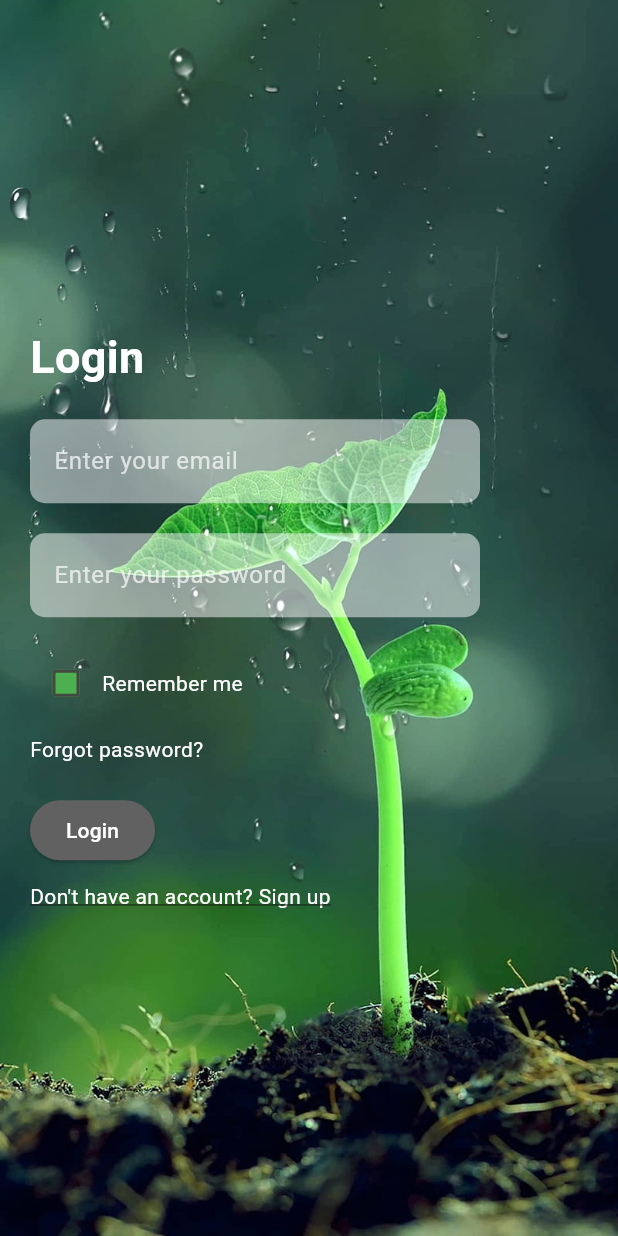
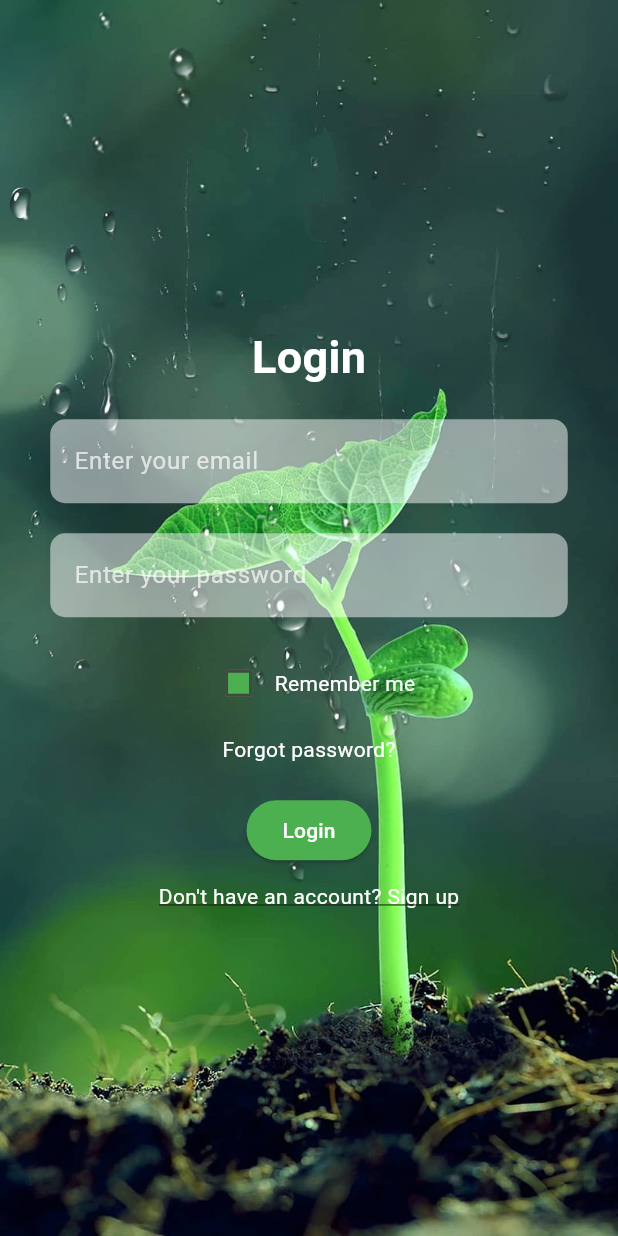
Before and after one commit to qasimali36/Plant-Disease-Identifier, a Flutter app: the LoginScreen screen opened directly, on a phone screen of 412 x 824 dp. Run offline on Flutter 3.47's test engine with Material 2 defaults, Android fonts, the phone set to English and light mode, and no system bars.

Commit message:
Second Commit

```diff
--- a/lib/main.dart
+++ b/lib/main.dart
@@ -1,5 +1,7 @@
 import 'package:flutter/material.dart';
+import 'package:plant_disease_detection/screens/contact_us_screen.dart';
 import 'package:plant_disease_detection/screens/login_screen.dart';
+import 'package:plant_disease_detection/screens/splash_screen.dart';
 
 void main() {
   runApp(const MyApp());
@@ -15,7 +17,7 @@ class MyApp extends StatelessWidget {
         colorScheme: ColorScheme.fromSeed(seedColor: Colors.green),
         useMaterial3: true,
       ),
-      home: LoginScreen(),
+      home: SplashScreen(),
     );
   }
 }
--- a/lib/screens/about_us_screen.dart
+++ b/lib/screens/about_us_screen.dart
@@ -21,7 +21,7 @@ class AboutUsScreen extends StatelessWidget {
           child: Center(
             child: Padding(
               padding: const EdgeInsets.only(
-                  left: 20, right: 20, top: 50, bottom: 50),
+                  left: 20, right: 20, top: 200, bottom: 200),
               child: Container(
                 padding: const EdgeInsets.all(20),
                 decoration: BoxDecoration(
@@ -30,7 +30,7 @@ class AboutUsScreen extends StatelessWidget {
                     color: Colors.green,
                     width: 3.0,
                   ),
-                  color: Colors.green.withOpacity(0.5),
+                  color: Colors.green.withOpacity(0.3),
                 ),
                 child: const Column(
                   mainAxisAlignment: MainAxisAlignment.center,
--- a/lib/screens/disease_categories_screen.dart
+++ b/lib/screens/disease_categories_screen.dart
@@ -1,4 +1,5 @@
 import 'package:flutter/material.dart';
+import 'package:plant_disease_detection/screens/drawer.dart';
 
 class DiseaseCategoriesScreen extends StatelessWidget {
   const DiseaseCategoriesScreen({super.key});
@@ -10,6 +11,7 @@ class DiseaseCategoriesScreen extends StatelessWidget {
         title: const Text('Disease Categories'),
         backgroundColor: Colors.green,
       ),
+      drawer: CustomDrawer(),
       body: SingleChildScrollView(
         child: Container(
           decoration: const BoxDecoration(
--- a/lib/screens/edit_profile_screen.dart
+++ b/lib/screens/edit_profile_screen.dart
@@ -25,8 +25,9 @@ class EditProfileScreen extends StatelessWidget {
         child: Center(
           child: Padding(
             padding: const EdgeInsets.all(20.0),
+            child: Expanded(
               child: Container(
-              padding: const EdgeInsets.all(20.0),
+                padding: const EdgeInsets.only(top:20,bottom: 100,left:20,right: 20),
                 decoration: BoxDecoration(
                   border: Border.all(
                     color: Colors.green[900]!,
@@ -34,7 +35,7 @@ class EditProfileScreen extends StatelessWidget {
                   ),
                   borderRadius: BorderRadius.circular(20.0),
                   color: Colors.green
-                    .withOpacity(0.5),
+                      .withOpacity(0.3),
                 ),
                 child: Column(
                   crossAxisAlignment: CrossAxisAlignment.center,
@@ -150,6 +151,7 @@ class EditProfileScreen extends StatelessWidget {
             ),
           ),
         ),
+      ),
     );
   }
 }
--- a/lib/screens/login_screen.dart
+++ b/lib/screens/login_screen.dart
@@ -13,6 +13,7 @@ class _LoginScreenState extends State<LoginScreen> {
   late String _email;
   late String _password;
   bool _rememberMe = false;
+
 
   @override
   Widget build(BuildContext context) {
@@ -30,7 +31,7 @@ class _LoginScreenState extends State<LoginScreen> {
             child: Form(
               key: _formKey,
               child: Column(
-                crossAxisAlignment: CrossAxisAlignment.start,
+                crossAxisAlignment: CrossAxisAlignment.center,
                 mainAxisAlignment: MainAxisAlignment.center,
                 children: [
                   const Text(
@@ -47,6 +48,7 @@ class _LoginScreenState extends State<LoginScreen> {
                   _buildPasswordTextField(),
                   const SizedBox(height: 20),
                   Row(
+                    mainAxisAlignment: MainAxisAlignment.center,
                     children: [
                       Checkbox(
                         value: _rememberMe,
@@ -101,7 +103,7 @@ class _LoginScreenState extends State<LoginScreen> {
                     },
                     child: const Text('Login'),
                     style: ElevatedButton.styleFrom(
-                      primary: Colors.grey[700], // Dark gray button color
+                      primary: Colors.green, // Dark gray button color
                       onPrimary: Colors.white,
                     ),
                   ),
@@ -131,7 +133,7 @@ class _LoginScreenState extends State<LoginScreen> {
 
   Widget _buildEmailTextField() {
     return Container(
-      width: 300,
+      width: 345,
       child: TextFormField(
         decoration: InputDecoration(
           filled: true,
@@ -162,7 +164,7 @@ class _LoginScreenState extends State<LoginScreen> {
 
   Widget _buildPasswordTextField() {
     return Container(
-      width: 300,
+      width: 345,
       child: TextFormField(
         obscureText: true,
         decoration: InputDecoration(
--- a/lib/screens/signup_screen.dart
+++ b/lib/screens/signup_screen.dart
@@ -28,7 +28,7 @@ class _SignUpScreenState extends State<SignUpScreen> {
             child: Form(
               key: _formKey,
               child: Column(
-                crossAxisAlignment: CrossAxisAlignment.start,
+                crossAxisAlignment: CrossAxisAlignment.center,
                 mainAxisAlignment: MainAxisAlignment.center,
                 children: [
                   const Text(
```
Also changed, not shown: lib/screens/contact_us_screen.dart (+4 -4 lines). Lines whose indentation alone changed are shown as unchanged.
